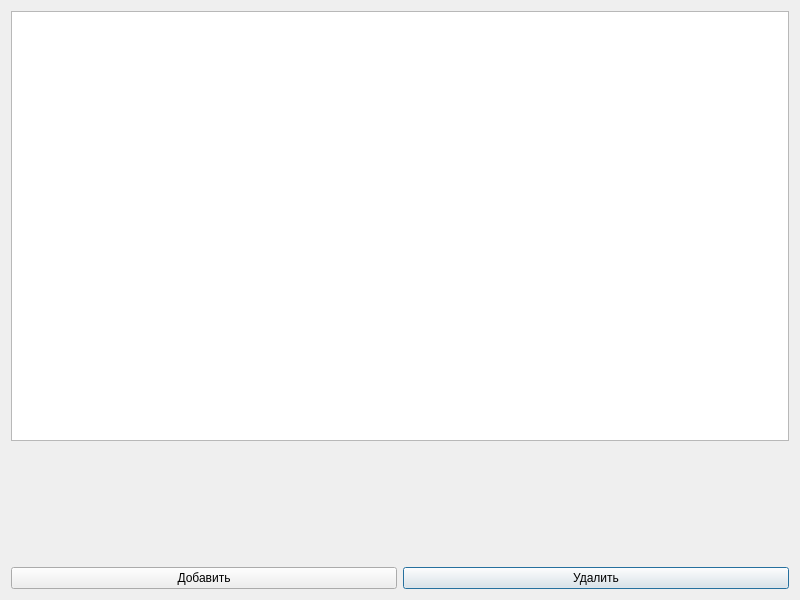
Above: addwordswindow.ui from reborn-type/Simple-English-learning-APP before the change. Below: the same form after it.
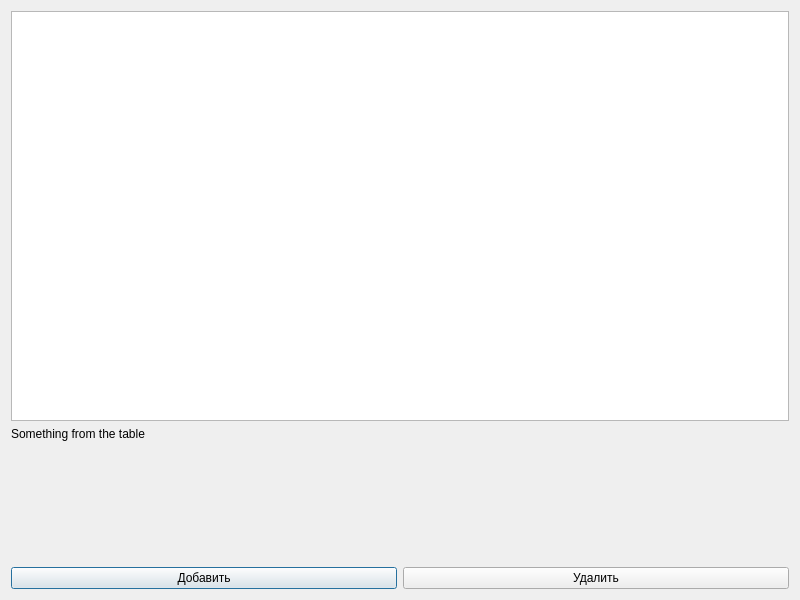
That is the form after the change.

```diff
--- a/addwordswindow.ui
+++ b/addwordswindow.ui
@@ -17,17 +17,14 @@
    <string>Dialog</string>
   </property>
   <layout class="QGridLayout" name="gridLayout_2">
-   <item row="0" column="0" colspan="2">
-    <widget class="QTableView" name="tableView"/>
-   </item>
-   <item row="3" column="1">
-    <widget class="QPushButton" name="pushButton_2">
+   <item row="5" column="0">
+    <widget class="QPushButton" name="pushButton">
      <property name="text">
-      <string>Удалить</string>
+      <string>Добавить</string>
      </property>
     </widget>
    </item>
-   <item row="1" column="0" colspan="2">
+   <item row="2" column="0" colspan="2">
     <spacer name="verticalSpacer">
      <property name="orientation">
       <enum>Qt::Orientation::Vertical</enum>
@@ -43,10 +40,20 @@
      </property>
     </spacer>
    </item>
-   <item row="3" column="0">
-    <widget class="QPushButton" name="pushButton">
+   <item row="0" column="0" colspan="2">
+    <widget class="QTableView" name="tableView"/>
+   </item>
+   <item row="5" column="1">
+    <widget class="QPushButton" name="pushButton_2">
      <property name="text">
-      <string>Добавить</string>
+      <string>Удалить</string>
+     </property>
+    </widget>
+   </item>
+   <item row="1" column="0">
+    <widget class="QLabel" name="label">
+     <property name="text">
+      <string>Something from the table</string>
      </property>
     </widget>
    </item>
```
